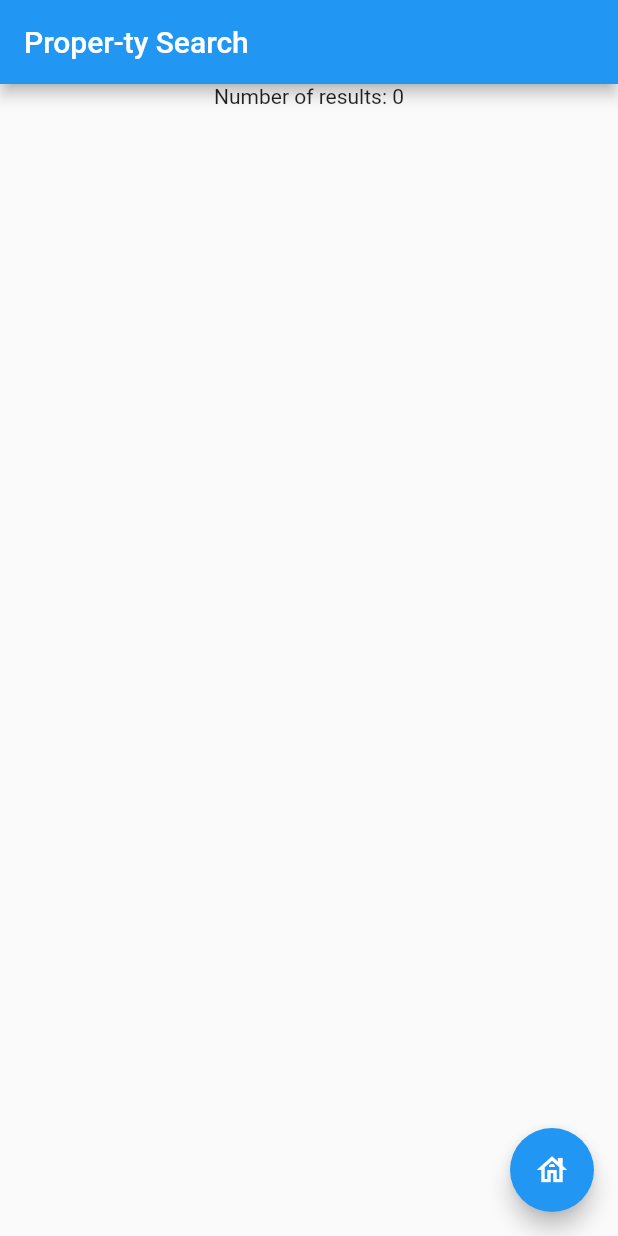
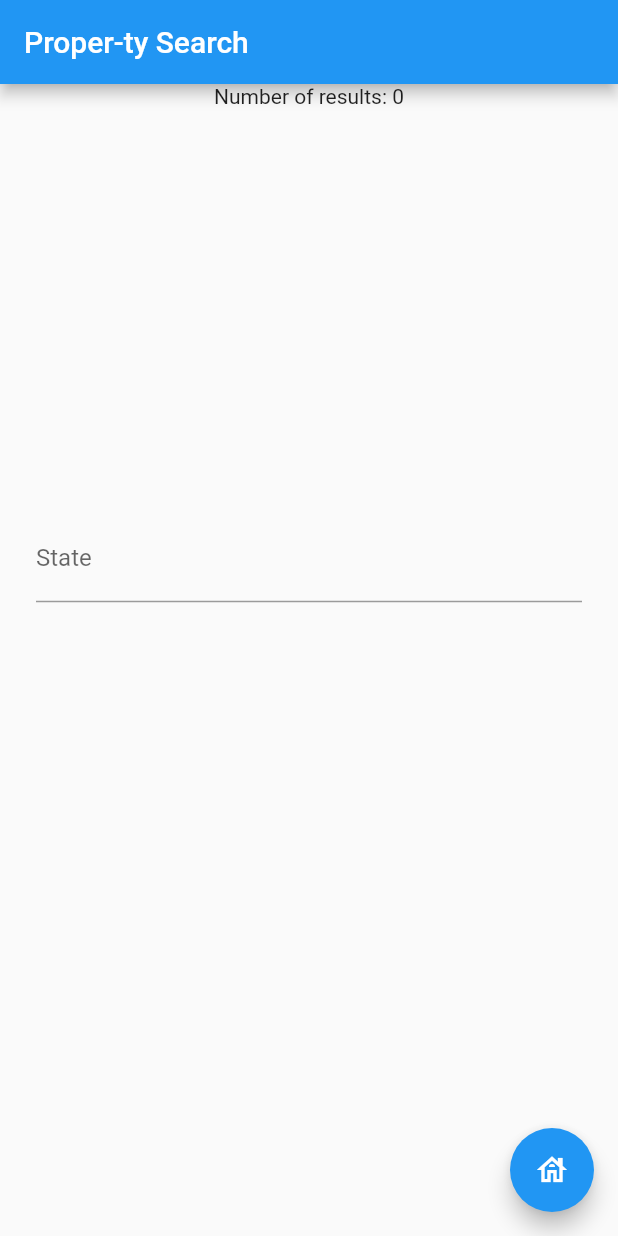
Before and after one commit to carlag/Home-Search, a Flutter app: the screen it shows after launch, on a phone screen of 412 x 824 dp. Run offline on Flutter 3.47's test engine with Material 2 defaults, Android fonts, the phone set to English and light mode, and no system bars; drawn by our look-alikes of flutter_typeahead; our stand-ins replace csv, google_maps_flutter; missing offline and left inert: universal_html.

Commit message:
Added Postcode search bar

```diff
--- a/frontend/lib/view/home.dart
+++ b/frontend/lib/view/home.dart
@@ -1,6 +1,6 @@
 import 'package:flutter/material.dart';
 import 'package:proper_house_search/data/property_service.dart';
-import 'package:proper_house_search/view/property_summary.dart';
+import 'package:proper_house_search/view/postcode_search_bar.dart';
 
 import '../data/models/property.dart';
 
@@ -42,18 +42,19 @@ class _MyHomePageState extends State<MyHomePage> {
       body: Column(
         children: [
           Text('Number of results: $propertiesCount'),
-          Expanded(
-            child: ListView.builder(
-              shrinkWrap: true,
-              itemCount: propertiesCount,
-              itemBuilder: (context, index) {
-                return PropertySummary(
-                  property: _properties[index],
-                  key: Key('property_$index'),
-                );
-              },
-            ),
-          ),
+          SizedBox(width: 600, height: 600, child: AutoComplete()),
+          // Expanded(
+          //   child: ListView.builder(
+          //     shrinkWrap: true,
+          //     itemCount: propertiesCount,
+          //     itemBuilder: (context, index) {
+          //       return PropertySummary(
+          //         property: _properties[index],
+          //         key: Key('property_$index'),
+          //       );
+          //     },
+          //   ),
+          // ),
         ],
       ),
       floatingActionButton: FloatingActionButton(
--- /dev/null
+++ b/frontend/lib/view/postcode_search_bar.dart
@@ -0,0 +1,62 @@
+import 'package:flutter/material.dart';
+import 'package:flutter_typeahead/flutter_typeahead.dart';
+import 'package:proper_house_search/data/models/station_postcode.dart';
+import 'package:proper_house_search/data/postcode_service.dart';
+
+class AutoComplete extends StatefulWidget {
+  @override
+  _AutoCompleteState createState() => new _AutoCompleteState();
+}
+
+class _AutoCompleteState extends State<AutoComplete> {
+  final TextEditingController _typeAheadController = TextEditingController();
+  final service = PostCodeService();
+
+  void _loadData() async {
+    await service.loadAsset();
+  }
+
+  TextEditingController controller = new TextEditingController();
+
+  _AutoCompleteState();
+
+  @override
+  void initState() {
+    _loadData();
+    super.initState();
+  }
+
+  @override
+  Widget build(BuildContext context) {
+    return Center(
+      child: Padding(
+        padding: const EdgeInsets.all(8.0),
+        child: ListTile(
+          title: TypeAheadField(
+              textFieldConfiguration: TextFieldConfiguration(
+                decoration: InputDecoration(labelText: 'State'),
+                controller: this._typeAheadController,
+              ),
+              suggestionsCallback: (pattern) {
+                print(pattern);
+                return service.getSuggestions(pattern);
+              },
+              transitionBuilder: (context, suggestionsBox, controller) {
+                return suggestionsBox;
+              },
+              itemBuilder: (context, suggestion) {
+                final station = suggestion as StationPostcode;
+                return ListTile(
+                  title: Text(station.name),
+                  subtitle: Text(station.postcode),
+                );
+              },
+              onSuggestionSelected: (suggestion) {
+                final station = suggestion as StationPostcode;
+                this._typeAheadController.text = station.name;
+              }),
+        ),
+      ),
+    );
+  }
+}
--- a/frontend/pubspec.yaml
+++ b/frontend/pubspec.yaml
@@ -36,6 +36,8 @@ dependencies:
   google_maps_flutter_web: ^0.1.0
   csv: ^4.1.0
   test: ^1.15.7
+  flutter_typeahead: ^2.0.0
+
 
 dev_dependencies:
   flutter_test:
```
Also changed, not shown: frontend/lib/data/postcode_service.dart (+6 -2 lines), frontend/pubspec.lock.
